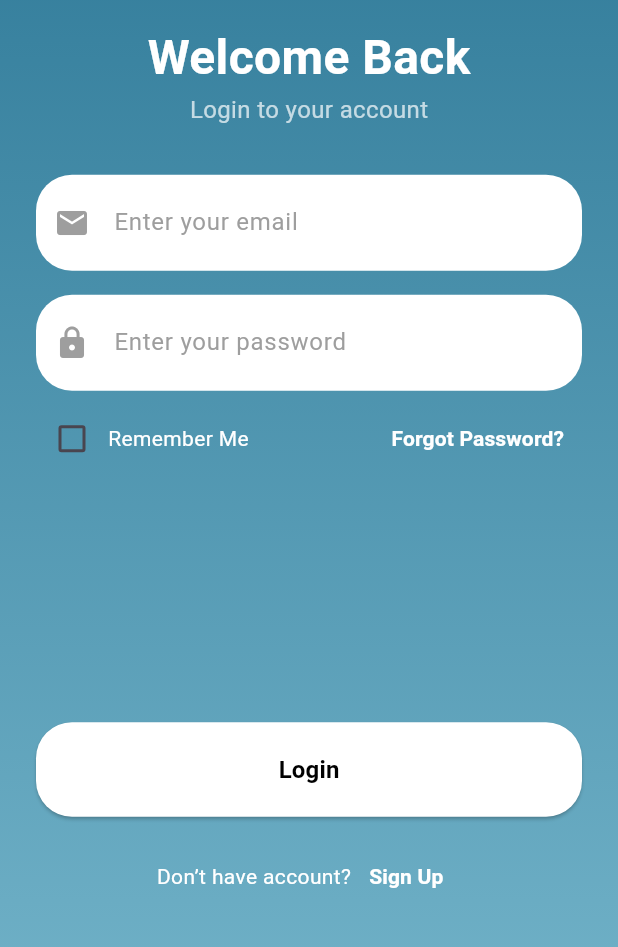
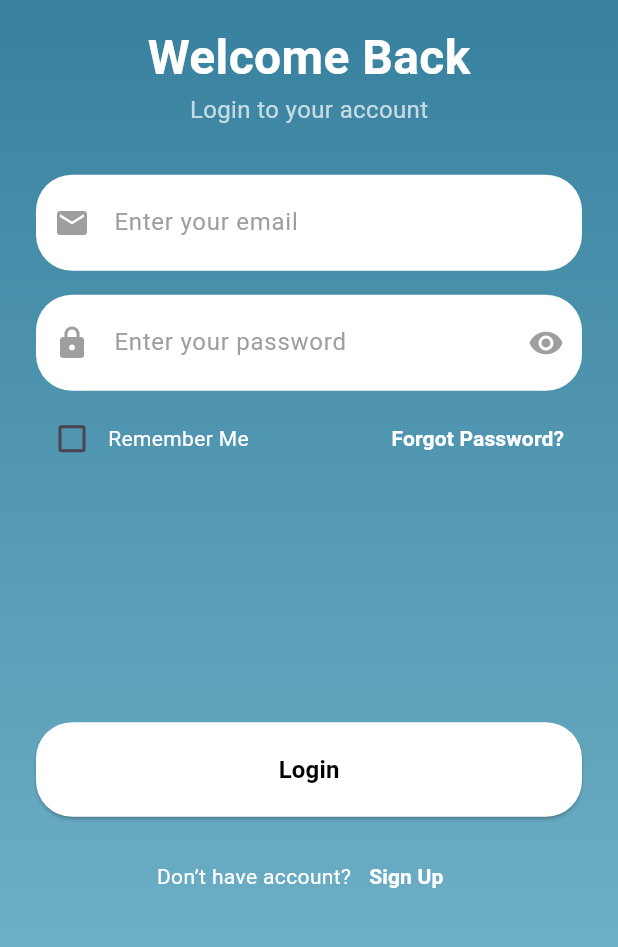
Before and after one commit to putritheresia21/gluco-track, a Flutter app: the screen it shows after launch, after a tap on "Get Started!", on a phone screen of 412 x 824 dp, the part 210-1157 px from its top. Run offline on Flutter 3.47's test engine with Material 3 defaults, Android fonts, the light colour scheme and no system bars; our stand-ins replace cloud_firestore, firebase_auth, firebase_core, fl_chart, flutter_dotenv, shared_preferences and 1 more; accounts and stored records are empty; project files that could hold a hidden picture were left out.

Commit message:
add custom-input-field + revise login fe

```diff
--- /dev/null
+++ b/lib/Widget/custom_input_field.dart
@@ -0,0 +1,72 @@
+import 'package:flutter/widgets.dart';
+import 'package:flutter/material.dart';
+
+class CustomInputField extends StatefulWidget {
+  final IconData? icon;
+  final String? hint;
+  final TextEditingController controller;
+  final bool? obscureText;
+  final double? borderRadius;
+  final double? width;
+
+  const CustomInputField({
+    Key? key,
+    this.icon,
+    this.hint,
+    required this.controller,
+    this.obscureText,
+    this.borderRadius,
+    this.width,
+  }) : super(key: key);
+
+  @override
+  State<CustomInputField> createState() => _CustomInputFieldState();
+}
+
+class _CustomInputFieldState extends State<CustomInputField> {
+  late bool _isObscured;
+
+  @override
+  void initState() {
+    super.initState();
+    _isObscured = widget.obscureText ?? false;
+  }
+
+  @override
+  Widget build(BuildContext context) {
+    return Container(
+      width: widget.width,
+      decoration: BoxDecoration(
+        color: Colors.white,
+        borderRadius: BorderRadius.circular(widget.borderRadius ?? 8.0),
+      ),
+      child: TextField(
+        controller: widget.controller,
+        obscureText: _isObscured,
+        style: const TextStyle(color: Colors.black),
+        decoration: InputDecoration(
+          prefixIcon: widget.icon != null
+              ? Icon(widget.icon, color: Colors.grey)
+              : null,
+          suffixIcon: widget.obscureText == true
+              ? IconButton(
+                  icon: Icon(
+                    _isObscured ? Icons.visibility : Icons.visibility_off,
+                    color: Colors.grey,
+                  ),
+                  onPressed: () {
+                    setState(() {
+                      _isObscured = !_isObscured;
+                    });
+                  },
+                )
+              : null,
+          hintText: widget.hint,
+          hintStyle: const TextStyle(color: Colors.grey),
+          border: InputBorder.none,
+          contentPadding: const EdgeInsets.symmetric(vertical: 20),
+        ),
+      ),
+    );
+  }
+}
--- a/lib/pages/login_page.dart
+++ b/lib/pages/login_page.dart
@@ -2,6 +2,7 @@ import 'package:flutter/material.dart';
 import 'package:glucotrack_app/pages/navbar.dart';
 import 'package:supabase_flutter/supabase_flutter.dart';
 import 'package:shared_preferences/shared_preferences.dart';
+import '../Widget/custom_input_field.dart';
 import 'register_page.dart';
 import 'home_page.dart';
 
@@ -28,7 +29,7 @@ class LoginPageState extends State<LoginPage> {
     final email = emailController.text.trim();
     final pass = passwordController.text;
 
-    if (email.isEmpty || pass.isEmpty){
+    if (email.isEmpty || pass.isEmpty) {
       ScaffoldMessenger.of(context).showSnackBar(
         const SnackBar(content: Text("Email dan Password wajib diisi.")),
       );
@@ -45,7 +46,7 @@ class LoginPageState extends State<LoginPage> {
         password: pass,
       );
       final session = sb.auth.currentSession;
-      if (session == null){
+      if (session == null) {
         if (!mounted) return;
         ScaffoldMessenger.of(context).showSnackBar(
           const SnackBar(content: Text("Sesi belum aktif. Coba lagi.")),
@@ -62,13 +63,13 @@ class LoginPageState extends State<LoginPage> {
           .maybeSingle();
 
       String username = (row?['username'] as String?)?.trim() ?? '';
-      if (username.isEmpty){
+      if (username.isEmpty) {
         final mail = session.user.email ?? 'User';
         username = mail.split('@').first;
       }
 
       //ini buat simpan login eluh agar selalu diingat dan dikenang awokawok
-      if (rememberMe){
+      if (rememberMe) {
         await saveLoginData(uid, username);
       }
 
@@ -84,12 +85,12 @@ class LoginPageState extends State<LoginPage> {
           builder: (context) => HomePage(),
         ),
       );
-    } on AuthException catch (e){
+    } on AuthException catch (e) {
       if (!mounted) return;
       ScaffoldMessenger.of(context).showSnackBar(
         SnackBar(content: Text(e.message)),
       );
-    } on PostgrestException catch (e){
+    } on PostgrestException catch (e) {
       if (!mounted) return;
       ScaffoldMessenger.of(context).showSnackBar(
         const SnackBar(content: Text("Gagal Login.")),
@@ -102,7 +103,7 @@ class LoginPageState extends State<LoginPage> {
   //enih buat luh pada yang pelupa, lupa password terus mau ganti.
   Future<void> handleForgotPassword() async {
     final email = emailController.text.trim();
-    if (email.isEmpty){
+    if (email.isEmpty) {
       ScaffoldMessenger.of(context).showSnackBar(
         const SnackBar(content: Text("Masukkan email untuk reset password.")),
       );
@@ -112,9 +113,10 @@ class LoginPageState extends State<LoginPage> {
       await Supabase.instance.client.auth.resetPasswordForEmail(email);
       if (!mounted) return;
       ScaffoldMessenger.of(context).showSnackBar(
-        const SnackBar(content: Text("Cek email untuk instruksi reset password.")),
+        const SnackBar(
+            content: Text("Cek email untuk instruksi reset password.")),
       );
-    } on AuthException catch (e){
+    } on AuthException catch (e) {
       if (!mounted) return;
       ScaffoldMessenger.of(context).showSnackBar(
         SnackBar(content: Text(e.message)),
@@ -164,19 +166,21 @@ class LoginPageState extends State<LoginPage> {
                 ),
                 const SizedBox(height: 32),
 
-                buildInputField(
+                CustomInputField(
                   icon: Icons.email,
                   hint: "Enter your email",
-                  contoller: emailController,
+                  controller: emailController,
                   obscureText: false,
+                  borderRadius: 24,
                 ),
                 const SizedBox(height: 16),
 
-                buildInputField(
+                CustomInputField(
                   icon: Icons.lock,
                   hint: "Enter your password",
-                  contoller: passwordController,
+                  controller: passwordController,
                   obscureText: true,
+                  borderRadius: 24,
                 ),
                 const SizedBox(height: 8),
 
@@ -274,29 +278,3 @@ class LoginPageState extends State<LoginPage> {
     );
   }
 }
-
-Widget buildInputField({
-  required IconData icon,
-  required String hint,
-  required TextEditingController contoller,
-  required bool obscureText,
-}) {
-  return Container(
-    decoration: BoxDecoration(
-      color: Colors.white,
-      borderRadius: BorderRadius.circular(24),
-    ),
-    child: TextField(
-      controller: contoller,
-      obscureText: obscureText,
-      style: const TextStyle(color: Colors.black),
-      decoration: InputDecoration(
-        prefixIcon: Icon(icon, color: Colors.grey),
-        hintText: hint,
-        hintStyle: const TextStyle(color: Colors.grey),
-        border: InputBorder.none,
-        contentPadding: const EdgeInsets.symmetric(vertical: 20),
-      ),
-    ),
-  );
-}
```
Also changed, not shown: pubspec.lock.
